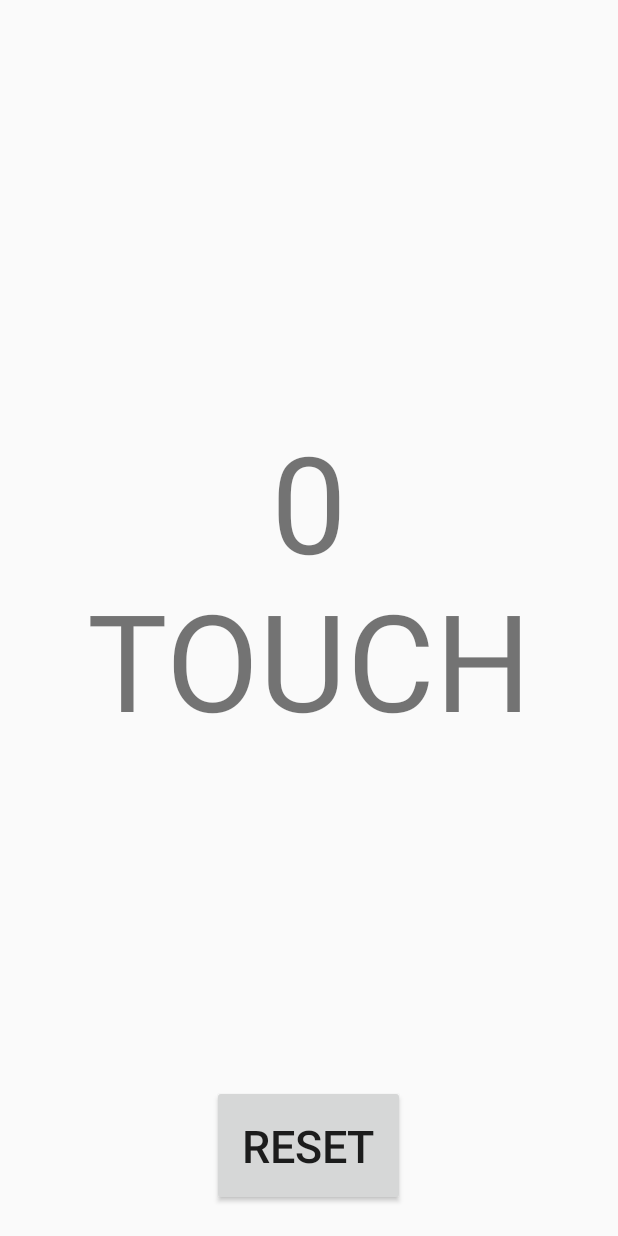
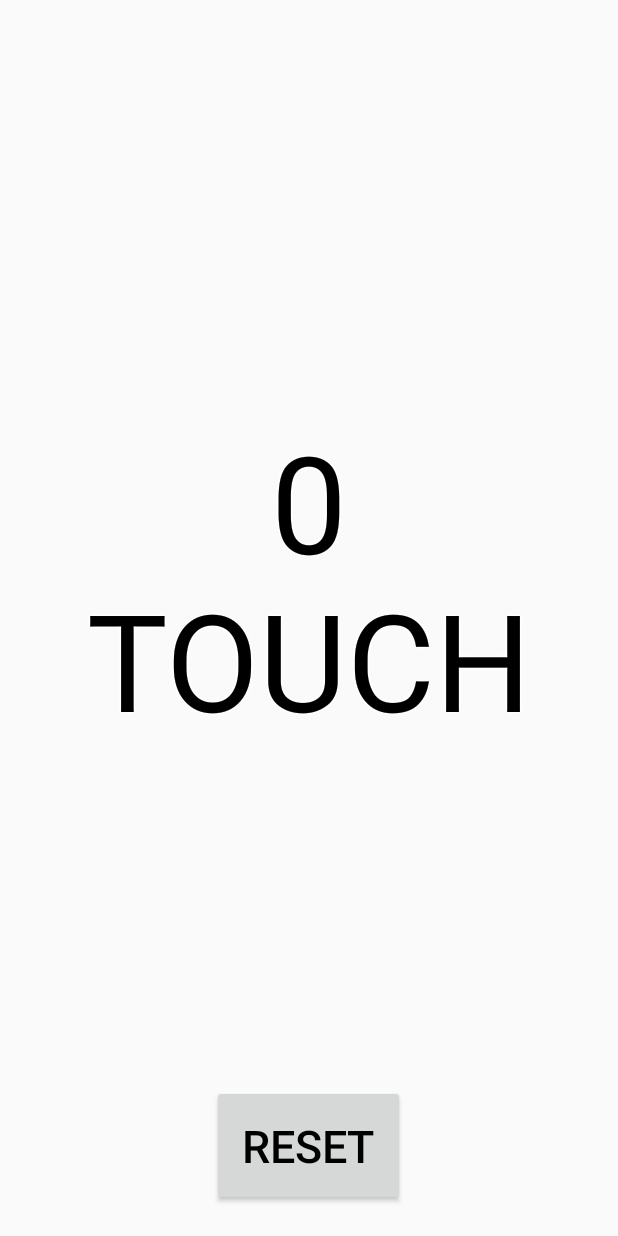
Before and after one commit to stillstanding90/TeamColorDivider, an Android app: the DividerActivity screen opened directly, with no data from a screen before it, on a phone screen of 412 x 824 dp. Run offline under Robolectric (Android 15) with nearby library versions, the phone set to English and light mode, and no system bars; 3 statements that could not run were skipped.

Commit message:
터치 이팩트, 터치 카운트 시인성 개선

```diff
--- a/TeamColorDivider/app/build.gradle
+++ b/TeamColorDivider/app/build.gradle
@@ -6,8 +6,8 @@ android {
         applicationId "com.stillstanding90.teamcolordivider"
         minSdkVersion 26
         targetSdkVersion 28
-        versionCode 1
-        versionName "1.0"
+        versionCode 2
+        versionName "1.1"
         testInstrumentationRunner "androidx.test.runner.AndroidJUnitRunner"
     }
     buildTypes {
--- a/TeamColorDivider/app/src/main/java/com/stillstanding90/teamcolordivider/DividerActivity.java
+++ b/TeamColorDivider/app/src/main/java/com/stillstanding90/teamcolordivider/DividerActivity.java
@@ -39,9 +39,11 @@ public class DividerActivity extends Activity {
 
     private LottieAnimationView mLottie;
     private View mTouchFrame;
-    private TextView mTouchText;
+    private View mBackground;
     private ImageView mRaccoon;
+    private OutlineTextView mTouchText;
     private long[] mPatten = {0, 100};
+    private int mLottieCenter;
 
     @Override
     protected void onCreate(@Nullable Bundle savedInstanceState) {
@@ -108,14 +110,20 @@ public class DividerActivity extends Activity {
             mLeaderColors[i] = (int) (Math.random() * mCountColors[i]) + 1;
         }
 
-        mTouchFrame =findViewById(R.id.fl_touch);
+        mLottieCenter = getResources().getDimensionPixelSize(R.dimen.animation_size) / 2;
+
+        mTouchFrame = findViewById(R.id.fl_touch);
+        mBackground = findViewById(R.id.view_background);
+        mRaccoon = findViewById(R.id.iv_raccoon);
         mTouchText = findViewById(R.id.tv_touch);
-        mRaccoon = findViewById(R.id.iv_raccoon);
         mTouchFrame.setOnTouchListener(new View.OnTouchListener() {
             @Override
             public boolean onTouch(View view, MotionEvent motionEvent) {
 
                 if (MotionEvent.ACTION_DOWN == motionEvent.getAction()) {
+                    mLottie.setX(motionEvent.getX() - mLottieCenter);
+                    mLottie.setY(motionEvent.getY() - mLottieCenter);
+
                     mRaccoon.setVisibility(View.GONE);
                     mLottie.cancelAnimation();
                     randomPick();
@@ -180,12 +188,12 @@ public class DividerActivity extends Activity {
         if (mNowColors[random] < mCountColors[random]) {
             mNowColors[random]++;
             mTextColors.get(random).setText(mNowColors[random] + "/" + mCountColors[random]);
-            mTouchText.setBackgroundColor(mColors.get(random));
+            mBackground.setBackgroundColor(mColors.get(random));
+            mLottie.setVisibility(View.VISIBLE);
+            mLottie.playAnimation();
 
             if (mLeaderColors[random] == mNowColors[random]) {
                 mRaccoon.setVisibility(View.VISIBLE);
-                mLottie.setVisibility(View.VISIBLE);
-                mLottie.playAnimation();
                 mPatten = new long[]{0, 150, 50, 100, 100, 50};
             }
         } else {
--- /dev/null
+++ b/TeamColorDivider/app/src/main/java/com/stillstanding90/teamcolordivider/OutlineTextView.java
@@ -0,0 +1,29 @@
+package com.stillstanding90.teamcolordivider;
+
+import android.content.Context;
+import android.graphics.Canvas;
+import android.util.AttributeSet;
+
+import androidx.appcompat.widget.AppCompatTextView;
+
+public class OutlineTextView extends AppCompatTextView {
+
+    public OutlineTextView(Context context) {
+        super(context);
+    }
+
+    public OutlineTextView(Context context, AttributeSet attrs) {
+        super(context, attrs);
+    }
+
+    public OutlineTextView(Context context, AttributeSet attrs, int defStyleAttr) {
+        super(context, attrs, defStyleAttr);
+    }
+
+    @Override
+    public void draw(Canvas canvas) {
+        for (int i = 0; i < 5; i++) {
+            super.draw(canvas);
+        }
+    }
+}
--- a/TeamColorDivider/app/src/main/res/layout/activity_divider.xml
+++ b/TeamColorDivider/app/src/main/res/layout/activity_divider.xml
@@ -184,7 +184,23 @@
             android:layout_height="0dp"
             android:layout_weight="1">
 
-            <TextView
+            <View
+                android:id="@+id/view_background"
+                android:layout_width="match_parent"
+                android:layout_height="match_parent"
+                android:layout_margin="20dp" />
+
+            <ImageView
+                android:id="@+id/iv_raccoon"
+                android:layout_width="match_parent"
+                android:layout_height="match_parent"
+                android:layout_gravity="center"
+                android:layout_margin="20dp"
+                android:scaleType="fitStart"
+                android:src="@drawable/raccoon2"
+                android:visibility="gone" />
+
+            <com.stillstanding90.teamcolordivider.OutlineTextView
                 android:id="@+id/tv_touch"
                 android:layout_width="match_parent"
                 android:layout_height="match_parent"
@@ -192,17 +208,11 @@
                 android:layout_margin="20dp"
                 android:background="?attr/selectableItemBackgroundBorderless"
                 android:gravity="center"
+                android:shadowColor="@color/real_white"
+                android:shadowRadius="4"
                 android:text="0\nTOUCH"
+                android:textColor="@color/real_black"
                 android:textSize="90dp" />
-
-            <ImageView
-                android:id="@+id/iv_raccoon"
-                android:layout_width="match_parent"
-                android:layout_height="match_parent"
-                android:layout_margin="20dp"
-                android:scaleType="fitStart"
-                android:src="@drawable/raccoon2"
-                android:visibility="gone" />
         </FrameLayout>
 
         <Button
@@ -214,13 +224,14 @@
             android:gravity="center"
             android:padding="20dp"
             android:text="RESET"
+            android:textColor="@color/real_black"
             android:textSize="30dp" />
     </LinearLayout>
 
     <com.airbnb.lottie.LottieAnimationView
         android:id="@+id/lav_favorite"
-        android:layout_width="match_parent"
-        android:layout_height="match_parent"
+        android:layout_width="@dimen/animation_size"
+        android:layout_height="@dimen/animation_size"
         android:visibility="gone"
         app:lottie_fileName="lottie1.json" />
 </FrameLayout>
--- a/TeamColorDivider/app/src/main/res/layout/activity_main.xml
+++ b/TeamColorDivider/app/src/main/res/layout/activity_main.xml
@@ -153,8 +153,8 @@
             android:layout_width="wrap_content"
             android:layout_height="wrap_content"
             android:layout_marginEnd="20dp"
-
             android:text="PEOPLE"
+            android:textColor="@color/real_black"
             android:textSize="30dp" />
 
         <EditText
@@ -176,6 +176,7 @@
         android:gravity="center"
         android:padding="20dp"
         android:text="START"
+        android:textColor="@color/real_black"
         android:textSize="30dp" />
 
 </LinearLayout>
--- a/TeamColorDivider/app/src/main/res/values/colors.xml
+++ b/TeamColorDivider/app/src/main/res/values/colors.xml
@@ -14,4 +14,6 @@
     <color name="pink">#FF69B4</color>
     <color name="black">#292929</color>
 
+    <color name="real_black">#000000</color>
+    <color name="real_white">#ffffff</color>
 </resources>
--- /dev/null
+++ b/TeamColorDivider/app/src/main/res/values/dimens.xml
@@ -0,0 +1,4 @@
+<?xml version="1.0" encoding="utf-8"?>
+<resources>
+    <dimen name="animation_size">150dp</dimen>
+</resources>
```
